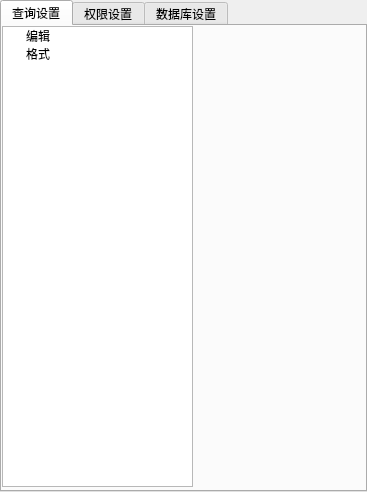
The window that 权限设置.ui (405218718/QMS) describes before a commit, drawn with Qt 5.
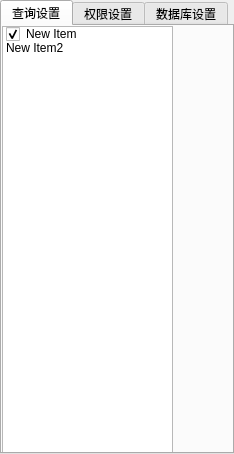
The same window after the commit. The open tabs and pages were chosen to show the change. Icons and pictures are not drawn.

Commit message: 重新构建

```diff
--- a/权限设置.ui
+++ b/权限设置.ui
@@ -6,8 +6,8 @@
    <rect>
     <x>0</x>
     <y>0</y>
-    <width>367</width>
-    <height>492</height>
+    <width>234</width>
+    <height>454</height>
    </rect>
   </property>
   <property name="windowTitle">
@@ -38,13 +38,13 @@
       <attribute name="title">
        <string>查询设置</string>
       </attribute>
-      <widget class="QTreeWidget" name="treeWidget">
+      <widget class="QListWidget" name="listWidget">
        <property name="geometry">
         <rect>
          <x>0</x>
          <y>0</y>
-         <width>191</width>
-         <height>461</height>
+         <width>171</width>
+         <height>431</height>
         </rect>
        </property>
        <property name="acceptDrops">
@@ -53,31 +53,40 @@
        <property name="editTriggers">
         <set>QAbstractItemView::NoEditTriggers</set>
        </property>
-       <property name="dragDropOverwriteMode">
-        <bool>true</bool>
+       <property name="viewMode">
+        <enum>QListView::ListMode</enum>
        </property>
-       <property name="dragDropMode">
-        <enum>QAbstractItemView::InternalMove</enum>
-       </property>
-       <property name="defaultDropAction">
-        <enum>Qt::MoveAction</enum>
-       </property>
-       <attribute name="headerVisible">
+       <property name="selectionRectVisible">
         <bool>false</bool>
-       </attribute>
-       <column>
-        <property name="text">
-         <string>编辑</string>
-        </property>
-       </column>
+       </property>
        <item>
         <property name="text">
-         <string>编辑</string>
+         <string>New Item</string>
+        </property>
+        <property name="checkState">
+         <enum>Checked</enum>
+        </property>
+        <property name="icon">
+         <iconset>
+          <normaloff>:/icons/images/724.bmp</normaloff>:/icons/images/724.bmp</iconset>
+        </property>
+        <property name="flags">
+         <set>ItemIsSelectable|ItemIsEditable|ItemIsDragEnabled|ItemIsUserCheckable|ItemIsEnabled</set>
         </property>
        </item>
        <item>
         <property name="text">
-         <string>格式</string>
+         <string>New Item2</string>
+        </property>
+        <property name="checkState">
+         <enum>Unchecked</enum>
+        </property>
+        <property name="icon">
+         <iconset>
+          <normaloff>:/icons/images/724.bmp</normaloff>:/icons/images/724.bmp</iconset>
+        </property>
+        <property name="flags">
+         <set>ItemIsSelectable|ItemIsEditable|ItemIsUserCheckable|ItemIsEnabled</set>
         </property>
        </item>
       </widget>
```
Left out of the diff: 12 changed lines with no effect on the pictures.
